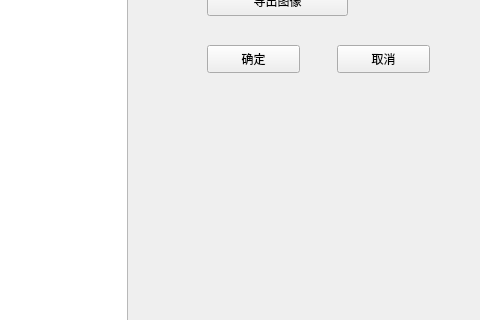
Grothendieck42/2019-summer-project, file imageProcess/View/mainwindow.ui: the form before one commit; both pictures show x 363 to 843 and y 145 to 465 of the 843 by 671 pixel window.
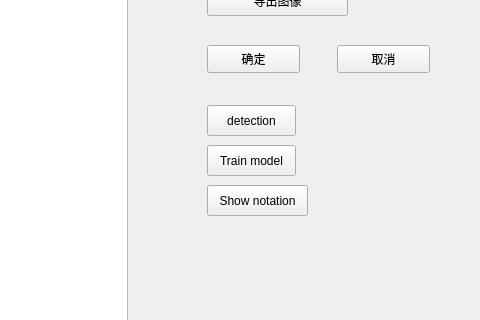
The form after the commit.

Diff of the .ui file:
```diff
--- a/imageProcess/View/mainwindow.ui
+++ b/imageProcess/View/mainwindow.ui
@@ -76,6 +76,45 @@
      </rect>
     </property>
    </widget>
+   <widget class="QPushButton" name="faceDetection">
+    <property name="geometry">
+     <rect>
+      <x>570</x>
+      <y>210</y>
+      <width>89</width>
+      <height>31</height>
+     </rect>
+    </property>
+    <property name="text">
+     <string>detection</string>
+    </property>
+   </widget>
+   <widget class="QPushButton" name="trainModel">
+    <property name="geometry">
+     <rect>
+      <x>570</x>
+      <y>250</y>
+      <width>89</width>
+      <height>31</height>
+     </rect>
+    </property>
+    <property name="text">
+     <string>Train model</string>
+    </property>
+   </widget>
+   <widget class="QPushButton" name="showNotation">
+    <property name="geometry">
+     <rect>
+      <x>570</x>
+      <y>290</y>
+      <width>101</width>
+      <height>31</height>
+     </rect>
+    </property>
+    <property name="text">
+     <string>Show notation</string>
+    </property>
+   </widget>
   </widget>
   <widget class="QMenuBar" name="menuBar">
    <property name="geometry">
```
Left out of the diff: 2 changed lines with no effect on the pictures.
